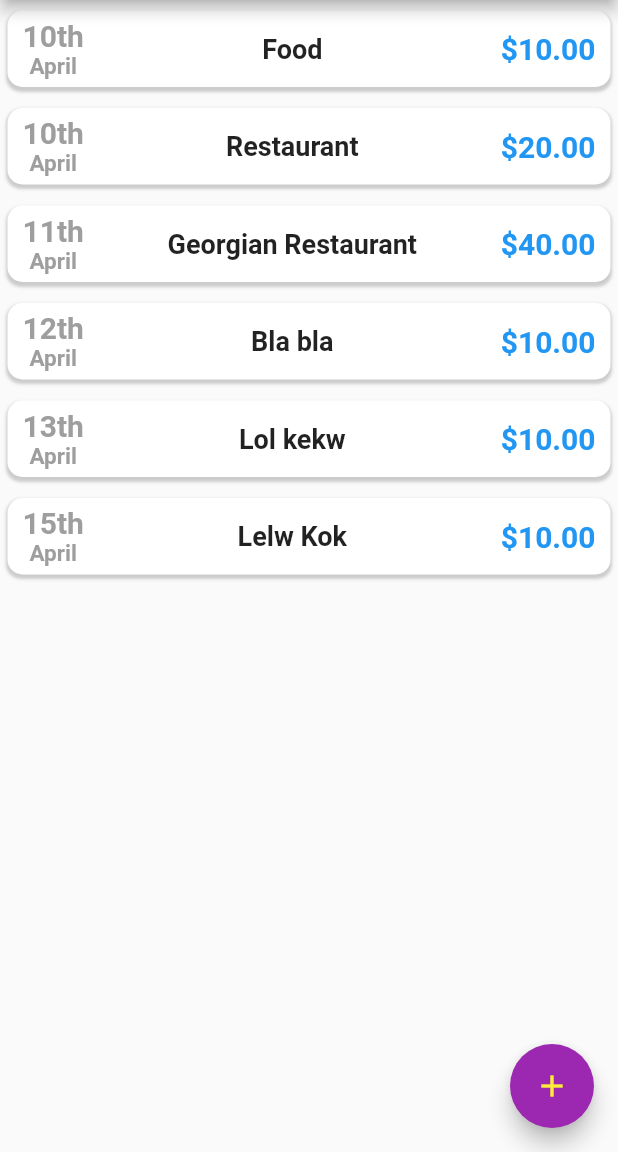
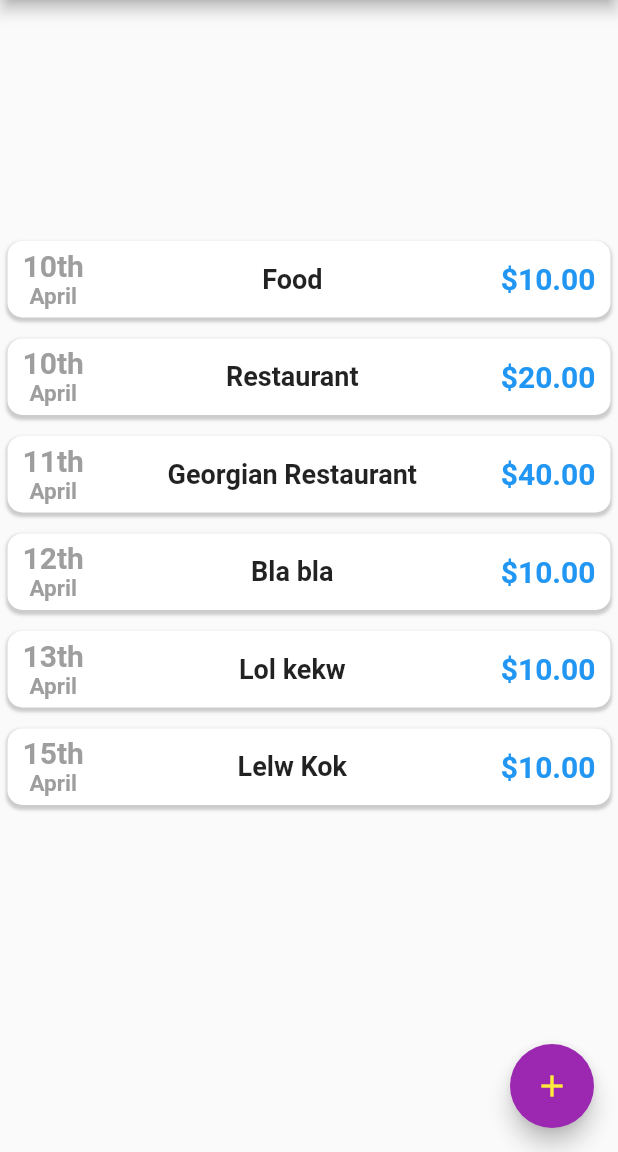
Before and after one commit to vireal01/Spend-tracker, a Flutter app: the screen it shows after launch, on a phone screen of 412 x 824 dp, the part 84-1236 px from its top. Run offline on Flutter 3.47's test engine with Material 2 defaults, Android fonts, the phone set to English and light mode, and no system bars; Roboto replaces fonts that are missing (RubikMicrobe); project files that could hold a hidden picture were left out.

Commit message:
last changes

```diff
--- a/lib/main.dart
+++ b/lib/main.dart
@@ -1,15 +1,26 @@
-import 'dart:ui';
+import 'dart:io';
 
 import 'package:first_flutter_app/models/transaction.dart';
 import 'package:first_flutter_app/widget/chart.dart';
 import 'package:first_flutter_app/widget/settings.dart';
 import 'package:first_flutter_app/widget/user_transaction.dart';
+import 'package:flutter/cupertino.dart';
 import 'package:flutter/material.dart';
+import 'package:flutter/services.dart';
 import 'widget/input_field.dart';
 import 'models/transaction.dart';
 import './widget/transactions_list.dart';
 
-void main() => runApp(MyApp());
+void main() {
+  WidgetsFlutterBinding.ensureInitialized();
+  SystemChrome.setPreferredOrientations([
+    DeviceOrientation.portraitUp,
+    DeviceOrientation.portraitDown,
+    DeviceOrientation.landscapeLeft,
+    DeviceOrientation.landscapeRight
+  ]);
+  runApp(MyApp());
+}
 
 class MyApp extends StatelessWidget {
   @override
@@ -129,6 +140,8 @@ class _MyHomePageState extends State<MyHomePage> {
     });
   }
 
+  bool _isChartDisplayed = false;
+
   void _triggerAddNewTransaction(BuildContext ctx) {
     showModalBottomSheet(
         context: ctx,
@@ -153,9 +166,19 @@ class _MyHomePageState extends State<MyHomePage> {
   }
 
   Widget build(BuildContext context) {
-    return Scaffold(
-        resizeToAvoidBottomInset: false,
-        appBar: AppBar(
+    final PreferredSizeWidget appBar = Platform.isIOS
+        ? CupertinoNavigationBar(
+            middle: const Text('Datasda'),
+            trailing: Row(
+              children: <Widget>[
+                GestureDetector(
+                  child: const Icon(CupertinoIcons.add),
+                  onTap: () => _triggerAddNewTransaction(context),
+                )
+              ],
+            ),
+          )
+        : AppBar(
             title: const Text(
               'Spend Tracker',
               style: TextStyle(fontFamily: 'RubikMicrobe', fontSize: 30),
@@ -163,25 +186,68 @@ class _MyHomePageState extends State<MyHomePage> {
             actions: <Widget>[
               IconButton(
                   onPressed: () => {_triggerAddNewTransaction(context)},
-                icon: Icon(Icons.add)),
+                  icon: const Icon(Icons.add)),
               IconButton(
                   onPressed: () => {_triggerSettings(context)},
-                icon: Icon(Icons.settings))
+                  icon: const Icon(Icons.settings))
             ],
-        ),
-        floatingActionButton: FloatingActionButton(
-          child: Icon(Icons.add),
-          onPressed: () => {_triggerAddNewTransaction(context)},
-        ),
-        body: Column(
-          children: [
-            Chart(_recentTransactions),
-            SizedBox(
+          ) as PreferredSizeWidget;
+    Widget chartWidget(double heightMultiplier) {
+      return SizedBox(
+        height: (MediaQuery.of(context).size.height -
+                appBar.preferredSize.height -
+                MediaQuery.of(context).padding.vertical) *
+            heightMultiplier,
+        child: Chart(_recentTransactions),
+      );
+    }
+
+    Widget transactionsListWidget(double heightMultiplier) {
+      return SizedBox(
+          height: (MediaQuery.of(context).size.height -
+                  appBar.preferredSize.height -
+                  MediaQuery.of(context).padding.vertical) *
+              heightMultiplier,
           child: TransactionsList(
               userTransactions: _userTransactions,
               listTheme: cardTheme,
-                    deleteTransaction: _deleteTransaction)),
+              deleteTransaction: _deleteTransaction));
+    }
+
+    final pageBody = MediaQuery.of(context).orientation == Orientation.landscape
+        ? Column(
+            children: [
+              Switch(
+                  value: _isChartDisplayed,
+                  onChanged: (val) => {
+                        setState(() {
+                          _isChartDisplayed = val;
+                        })
+                      }),
+              _isChartDisplayed
+                  ? chartWidget(0.8)
+                  : transactionsListWidget(0.8),
             ],
-        ));
+          )
+        : Column(
+            children: [
+              chartWidget(0.2),
+              transactionsListWidget(0.8),
+            ],
+          );
+
+    return Platform.isIOS
+        ? CupertinoPageScaffold(
+            child: pageBody,
+            navigationBar: appBar as ObstructingPreferredSizeWidget,
+          )
+        : Scaffold(
+            resizeToAvoidBottomInset: false,
+            appBar: appBar,
+            floatingActionButton: FloatingActionButton(
+              child: const Icon(Icons.add),
+              onPressed: () => {_triggerAddNewTransaction(context)},
+            ),
+            body: pageBody);
   }
 }
--- a/lib/widget/transactions_list.dart
+++ b/lib/widget/transactions_list.dart
@@ -24,23 +24,24 @@ class TransactionsList extends StatelessWidget {
   @override
   Widget build(BuildContext context) {
     return Container(
-      height: 500,
       child: userTransactions.isEmpty
-          ? Column(
+          ? LayoutBuilder(builder: ((context, constraints) {
+              return Column(
                 children: <Widget>[
-                const SizedBox(
-                  height: 50,
+                  SizedBox(
+                    height: constraints.maxHeight * 0.2,
                   ),
                   Text(
                     'No transactions found',
                     style: Theme.of(context).textTheme.headline6,
                   ),
                   SizedBox(
-                    height: 150,
+                      height: constraints.maxHeight * 0.3,
                       child: Image.asset('assets/images/no-results.png',
                           fit: BoxFit.cover))
                 ],
-            )
+              );
+            }))
           : ListView.builder(
               itemCount: userTransactions.length,
               itemBuilder: (context, index) {
```
Also changed, not shown: lib/widget/chart_bar.dart (+20 -5 lines). Lines whose indentation alone changed are shown as unchanged.
